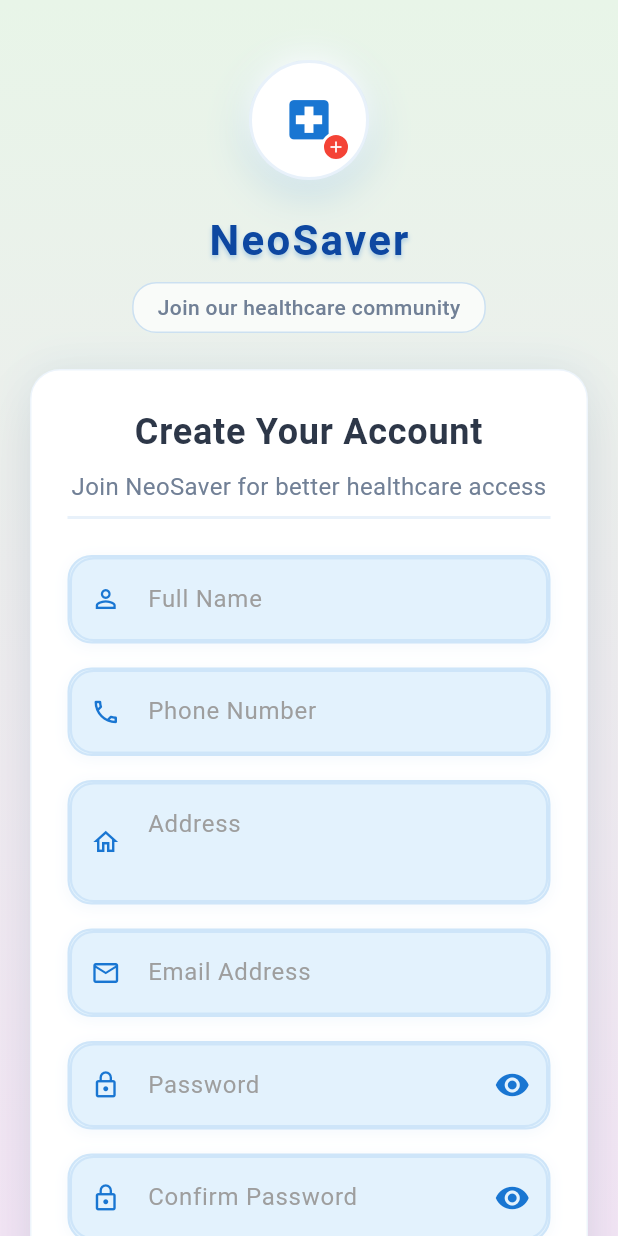
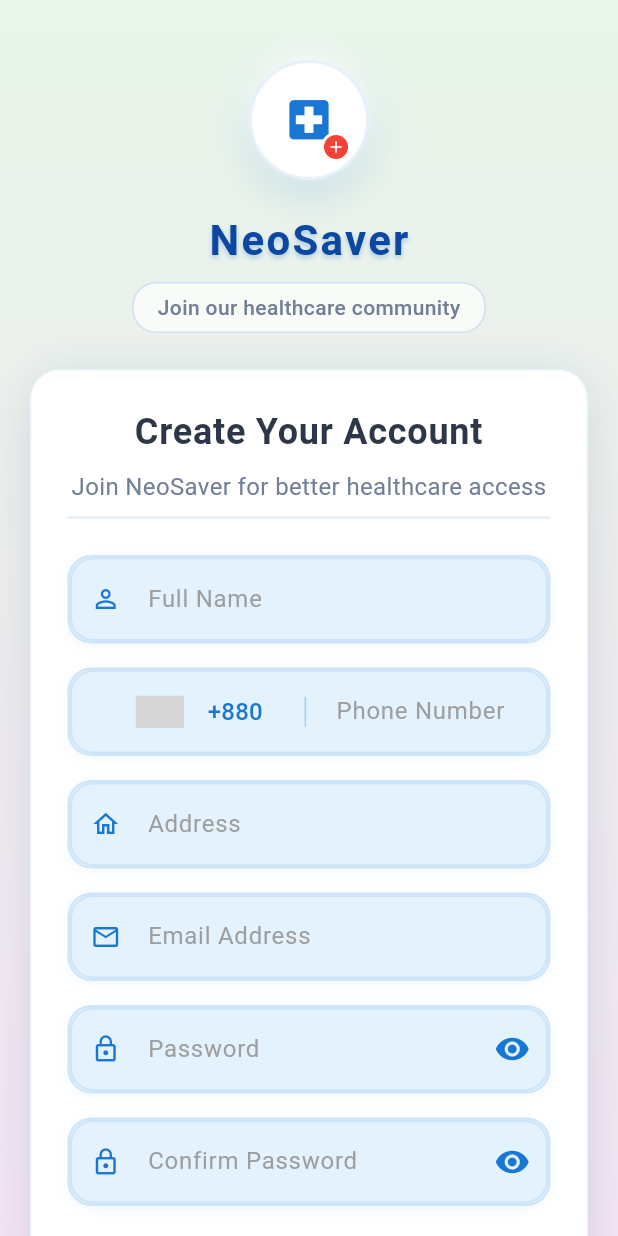
Before and after one commit to DhilonRay/Saver, a Flutter app: the SignUpPage screen opened directly, on a phone screen of 412 x 824 dp. Run offline on Flutter 3.47's test engine with Material 3 defaults, Android fonts, the phone set to English and light mode, and no system bars; drawn by our look-alikes of country_code_picker; our stand-ins replace cloud_firestore, firebase_auth, firebase_core, firebase_messaging, geocoding, geolocator and 2 more; accounts and stored records are empty; grey boxes are pictures that could not be loaded.

Commit message:
Add country code picker to login and signup forms; enhance text fields with custom prefixes

```diff
--- a/lib/log_in/login_screen_controller.dart
+++ b/lib/log_in/login_screen_controller.dart
@@ -20,6 +20,7 @@ class LoginController extends GetxController {
   var selectedTabIndex = 0.obs; // 0 for Email, 1 for Phone
   var isPasswordVisible = false.obs;
   var isPhonePasswordVisible = false.obs;
+  var selectedCountryCode = '+880'.obs; // Default to Bangladesh
 
   @override
   void onInit() {
@@ -191,6 +192,12 @@ class LoginController extends GetxController {
     isPhonePasswordVisible.value = !isPhonePasswordVisible.value;
   }
 
+  void onCountryCodeChanged(String? countryCode) {
+    if (countryCode != null) {
+      selectedCountryCode.value = countryCode;
+    }
+  }
+
   void showForgotPasswordDialog() {
     Get.defaultDialog(
       title: 'Reset Password',
--- a/lib/sign_up/signup.dart
+++ b/lib/sign_up/signup.dart
@@ -1,5 +1,6 @@
 import 'package:flutter/material.dart';
 import 'package:get/get.dart';
+import 'package:country_code_picker/country_code_picker.dart';
 import 'signup_controller.dart';
 
 class SignUpPage extends StatelessWidget {
@@ -236,9 +237,16 @@ class SignUpPage extends StatelessWidget {
           _buildEnhancedTextField(
             controller: controller.nameController,
             hintText: 'Full Name',
-            icon: Icons.person_outline,
             primaryColor: primaryBlue,
             backgroundColor: lightBlue,
+            customPrefix: Container(
+              padding: const EdgeInsets.all(12),
+              child: Icon(
+                Icons.person_outline,
+                color: primaryBlue,
+                size: 20,
+              ),
+            ),
           ),
           const SizedBox(height: 16),
 
@@ -246,10 +254,46 @@ class SignUpPage extends StatelessWidget {
           _buildEnhancedTextField(
             controller: controller.phoneController,
             hintText: 'Phone Number',
-            icon: Icons.phone_outlined,
             primaryColor: primaryBlue,
             backgroundColor: lightBlue,
             keyboardType: TextInputType.phone,
+            customPrefix: Container(
+              padding: const EdgeInsets.symmetric(horizontal: 8),
+              child: Row(
+                mainAxisSize: MainAxisSize.min,
+                children: [
+                  CountryCodePicker(
+                    onChanged: (countryCode) {
+                      controller.onCountryCodeChanged(countryCode.dialCode);
+                    },
+                    initialSelection: 'BD',
+                    favorite: const ['+880', '+1', '+44', '+86'],
+                    showCountryOnly: false,
+                    showOnlyCountryWhenClosed: false,
+                    alignLeft: false,
+                    textStyle: TextStyle(
+                      color: primaryBlue,
+                      fontSize: 16,
+                      fontWeight: FontWeight.w500,
+                    ),
+                    dialogTextStyle: TextStyle(
+                      color: primaryBlue,
+                      fontSize: 14,
+                    ),
+                    searchStyle: TextStyle(
+                      color: primaryBlue,
+                      fontSize: 14,
+                    ),
+                  ),
+                  Container(
+                    height: 20,
+                    width: 1,
+                    color: primaryBlue.withOpacity(0.3),
+                    margin: const EdgeInsets.symmetric(horizontal: 8),
+                  ),
+                ],
+              ),
+            ),
           ),
           const SizedBox(height: 16),
 
@@ -257,10 +301,17 @@ class SignUpPage extends StatelessWidget {
           _buildEnhancedTextField(
             controller: controller.addressController,
             hintText: 'Address',
-            icon: Icons.home_outlined,
             primaryColor: primaryBlue,
             backgroundColor: lightBlue,
-            maxLines: 2,
+
+            customPrefix: Container(
+              padding: const EdgeInsets.all(12),
+              child: Icon(
+                Icons.home_outlined,
+                color: primaryBlue,
+                size: 20,
+              ),
+            ),
           ),
           const SizedBox(height: 16),
 
@@ -268,10 +319,17 @@ class SignUpPage extends StatelessWidget {
           _buildEnhancedTextField(
             controller: controller.emailController,
             hintText: 'Email Address',
-            icon: Icons.email_outlined,
             primaryColor: primaryBlue,
             backgroundColor: lightBlue,
             keyboardType: TextInputType.emailAddress,
+            customPrefix: Container(
+              padding: const EdgeInsets.all(12),
+              child: Icon(
+                Icons.email_outlined,
+                color: primaryBlue,
+                size: 20,
+              ),
+            ),
           ),
           const SizedBox(height: 16),
 
@@ -279,13 +337,18 @@ class SignUpPage extends StatelessWidget {
           Obx(() => _buildEnhancedTextField(
             controller: controller.passwordController,
             hintText: 'Password',
-            icon: Icons.lock_outline,
             primaryColor: primaryBlue,
             backgroundColor: lightBlue,
             obscureText: !controller.isPasswordVisible.value,
             isPasswordField: true,
-            onVisibilityToggle: controller.togglePasswordVisibility,
-            isPasswordVisible: controller.isPasswordVisible.value,
+            customPrefix: Container(
+              padding: const EdgeInsets.all(12),
+              child: Icon(
+                Icons.lock_outline,
+                color: primaryBlue,
+                size: 20,
+              ),
+            ),
           )),
           const SizedBox(height: 16),
 
@@ -293,13 +356,18 @@ class SignUpPage extends StatelessWidget {
           Obx(() => _buildEnhancedTextField(
             controller: controller.confirmPasswordController,
             hintText: 'Confirm Password',
-            icon: Icons.lock_outline,
             primaryColor: primaryBlue,
             backgroundColor: lightBlue,
             obscureText: !controller.isConfirmPasswordVisible.value,
             isPasswordField: true,
-            onVisibilityToggle: controller.toggleConfirmPasswordVisibility,
-            isPasswordVisible: controller.isConfirmPasswordVisible.value,
+            customPrefix: Container(
+              padding: const EdgeInsets.all(12),
+              child: Icon(
+                Icons.lock_outline,
+                color: primaryBlue,
+                size: 20,
+              ),
+            ),
           )),
           const SizedBox(height: 20),
 
@@ -420,15 +488,13 @@ class SignUpPage extends StatelessWidget {
   Widget _buildEnhancedTextField({
     required TextEditingController controller,
     required String hintText,
-    required IconData icon,
     required Color primaryColor,
     required Color backgroundColor,
     bool obscureText = false,
     TextInputType keyboardType = TextInputType.text,
     int maxLines = 1,
     bool isPasswordField = false,
-    VoidCallback? onVisibilityToggle,
-    bool? isPasswordVisible,
+    Widget? customPrefix,
   }) {
     return Container(
       decoration: BoxDecoration(
@@ -463,23 +529,28 @@ class SignUpPage extends StatelessWidget {
             fontSize: 16,
             fontWeight: FontWeight.w400,
           ),
-          prefixIcon: Container(
+          prefixIcon: customPrefix ?? Container(
             padding: const EdgeInsets.all(12),
             child: Icon(
-              icon,
+              Icons.phone_outlined, // Default icon
               color: primaryColor,
               size: 20,
             ),
           ),
           suffixIcon: isPasswordField
-              ? IconButton(
-                  icon: Icon(
-                    isPasswordVisible ?? false
-                        ? Icons.visibility_off
-                        : Icons.visibility,
-                    color: primaryColor,
-                  ),
-                  onPressed: onVisibilityToggle,
+              ? Builder(
+                  builder: (context) {
+                    final controller = Get.find<SignUpController>();
+                    return Obx(() => IconButton(
+                      icon: Icon(
+                        controller.isPasswordVisible.value
+                            ? Icons.visibility_off
+                            : Icons.visibility,
+                        color: primaryColor,
+                      ),
+                      onPressed: controller.togglePasswordVisibility,
+                    ));
+                  },
                 )
               : null,
           border: InputBorder.none,
--- a/lib/sign_up/signup_controller.dart
+++ b/lib/sign_up/signup_controller.dart
@@ -20,6 +20,7 @@ class SignUpController extends GetxController {
   var isLoading = false.obs;
   var isPasswordVisible = false.obs;
   var isConfirmPasswordVisible = false.obs;
+  var selectedCountryCode = '+880'.obs; // Default to Bangladesh
 
   @override
   void onInit() {
@@ -191,6 +192,12 @@ class SignUpController extends GetxController {
     isConfirmPasswordVisible.value = !isConfirmPasswordVisible.value;
   }
 
+  void onCountryCodeChanged(String? countryCode) {
+    if (countryCode != null) {
+      selectedCountryCode.value = countryCode;
+    }
+  }
+
   void goToLogin() {
     Get.offAll(() => const LoginPage());
   }
--- a/pubspec.yaml
+++ b/pubspec.yaml
@@ -27,6 +27,7 @@ dependencies:
   google_maps_webservice: ^0.0.20-nullsafety.5
   geocoding: ^2.1.0
   url_launcher: ^6.3.1
+  country_code_picker: ^3.4.1
 dev_dependencies:
   flutter_test:
     sdk: flutter
```
Also changed, not shown: lib/log_in/login_screen.dart (+65 -7 lines), pubspec.lock.
